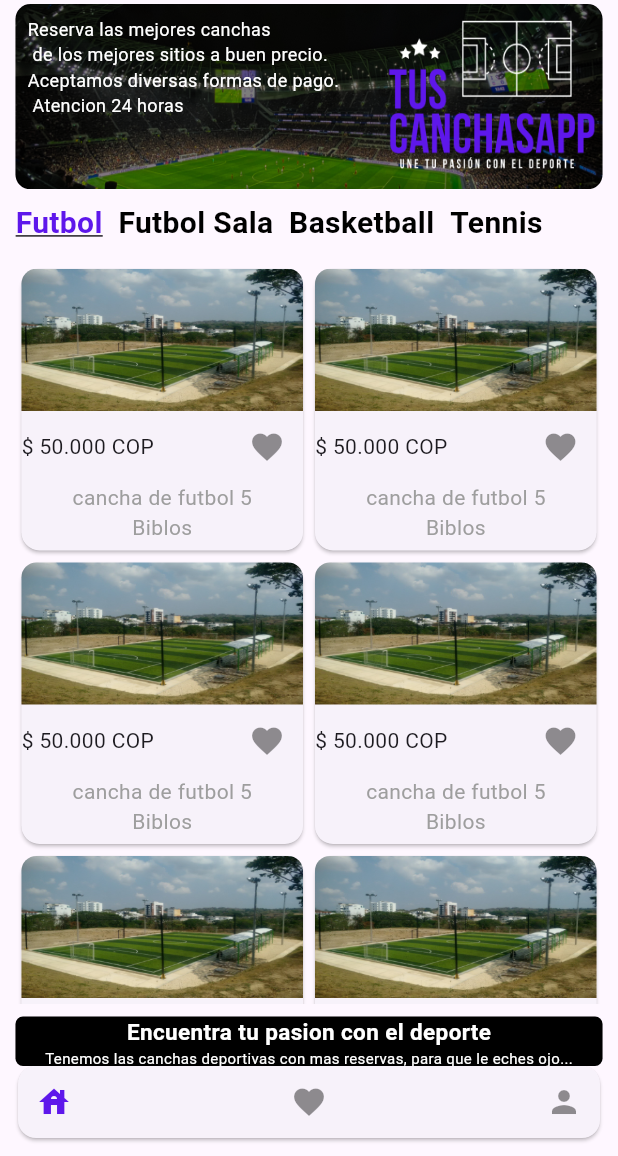
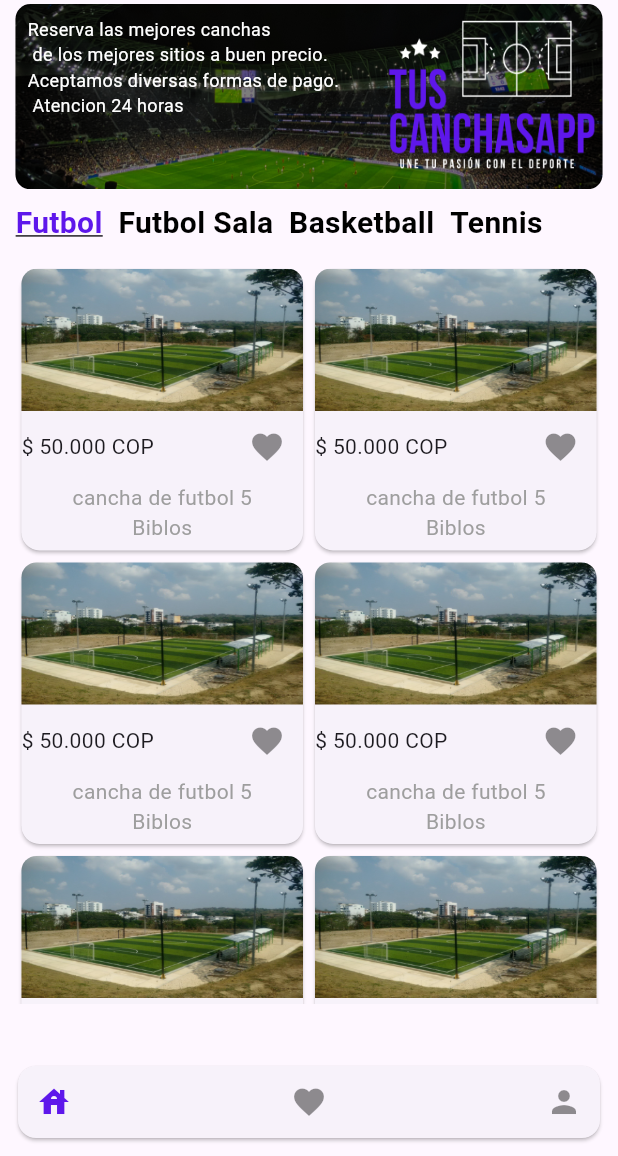
Before and after one commit to edgardo070720/tus_canchas_app, a Flutter app: the screen it shows after launch, on a phone screen of 412 x 824 dp, the part 80-1236 px from its top. Run offline on Flutter 3.47's test engine with Material 2 defaults, Android fonts, the phone set to English and light mode, and no system bars; our stand-ins replace get.

Commit message:
add of getx

```diff
--- a/lib/ui/app.dart
+++ b/lib/ui/app.dart
@@ -1,4 +1,5 @@
 import 'package:flutter/material.dart';
+import 'package:get/get.dart';
 import 'package:tus_canchas_app/ui/pages/auth/register.dart';
 import 'package:tus_canchas_app/ui/pages/home/home.dart';
 import 'package:tus_canchas_app/ui/pages/pay/pay.dart';
@@ -10,7 +11,7 @@ class MyApp extends StatelessWidget {
 
   @override
   Widget build(BuildContext context) {
-    return MaterialApp(
+    return GetMaterialApp(
       debugShowCheckedModeBanner: false,
       title: 'Material App',
       theme: ThemeData(primarySwatch: Colors.grey,useMaterial3: true ),
@@ -18,7 +19,6 @@ class MyApp extends StatelessWidget {
       routes: {
         "/login":(context) => const Login(),
         "/user_register":(context) => const RegisterUser(),
-
         "/payments":(context)=>const Pay(),
         "/bookings": (context) => const Booking(),
         "/home":(context) => const Home(),
--- a/lib/ui/pages/home/home.dart
+++ b/lib/ui/pages/home/home.dart
@@ -1,13 +1,14 @@
 import 'package:flutter/material.dart';
+import 'package:get/get.dart';
 
 class Home extends StatefulWidget {
   const Home({super.key});
-
   @override
   State<Home> createState() => _HomeState();
 }
 
 class _HomeState extends State<Home> {
+  bool session_state=false;
   int selected_option = 0;
   List<bool> list_state_favorite = List.filled(20, false);
   List<String> options = ['Futbol', 'Futbol Sala', 'Basketball', 'Tennis'];
@@ -147,30 +148,6 @@ class _HomeState extends State<Home> {
               },
             ),
           ),
-          Padding(
-            padding: const EdgeInsets.all(8.0),
-            child: Container(
-              width: MediaQuery.of(context).size.width * 0.95,
-              height: MediaQuery.of(context).size.height * 0.04,
-              decoration: BoxDecoration(
-                  color: Colors.black, borderRadius: BorderRadius.circular(5)),
-              child: const Column(
-                children: [
-                  Text(
-                    'Encuentra tu pasion con el deporte',
-                    style: TextStyle(
-                        color: Colors.white,
-                        fontSize: 15,
-                        fontWeight: FontWeight.bold),
-                  ),
-                  Text(
-                    'Tenemos las canchas deportivas con mas reservas, para que le eches ojo...',
-                    style: TextStyle(color: Colors.white, fontSize: 10),
-                  ),
-                ],
-              ),
-            ),
-          )
         ],
       ),
       bottomNavigationBar: Padding(
@@ -251,33 +228,38 @@ class _HomeState extends State<Home> {
                   ),
                 ),
                 ListTile(
+                  onTap: () {},
                   title: const Text('Canchas'),
                   leading: const Icon(Icons.sports_soccer_outlined),
                 ),
                 Visibility(
-                  visible: true,
+                  visible: session_state,
                   child: ListTile(
+                    onTap: () {},
                     title: const Text('Editar Iformación'),
                     leading: const Icon(Icons.person),
                   ),
                 ),
                 Visibility(
-                  visible: true,
+                  visible: session_state,
                   child: ListTile(
+                    onTap: () {},
                     title: const Text('Gestion Reservas'),
                     leading: const Icon(Icons.edit),
                   ),
                 ),
                 Visibility(
-                  visible: true,
+                  visible: session_state,
                   child: ListTile(
+                    onTap: () {},
                     title: const Text('Gestion Canchas'),
                     leading: const Icon(Icons.add_circle),
                   ),
                 ),
                 Visibility(
-                  visible: true,
+                  visible: session_state,
                   child: ListTile(
+                    onTap: () {},
                     title: const Text('Gestion Quejas'),
                     leading: const Icon(Icons.announcement_rounded),
                   ),
@@ -285,16 +267,34 @@ class _HomeState extends State<Home> {
               ],
             ),
             Container(
-              color: Color.fromARGB(255, 94, 23, 235),
+              color: const Color.fromARGB(255, 94, 23, 235),
               child: ListTile(
-                title: const Text(
-                  'Cerrar Sesión',
-                  style: TextStyle(color: Colors.white),
-                ),
-                leading: const Icon(
-                  Icons.logout,
-                  color: Colors.white,
-                ),
+                onTap: () {
+                  setState(() {
+                    (session_state == false)
+                        ? session_state = true
+                        : session_state = false;
+                  });
+                  Get.toNamed('/login');
+                },
+                title: (session_state == false)
+                    ? const Text(
+                        'Iniciar Sesión',
+                        style: TextStyle(color: Colors.white),
+                      )
+                    : const Text(
+                        'Cerrar Sesión',
+                        style: TextStyle(color: Colors.white),
+                      ),
+                leading: (session_state == false)
+                    ? const Icon(
+                        Icons.login_rounded,
+                        color: Colors.white,
+                      )
+                    : const Icon(
+                        Icons.logout_rounded,
+                        color: Colors.white,
+                      ),
               ),
             )
           ],
```
Also changed, not shown: lib/ui/pages/auth/login.dart (+8 -2 lines), lib/ui/pages/auth/register.dart (+10 -2 lines).
